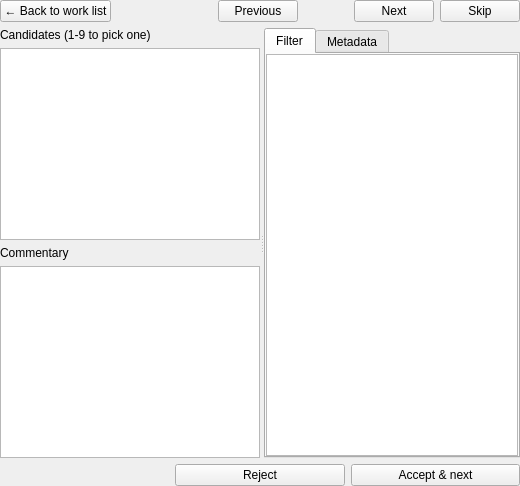
Before: the Qt Designer form src/main/python/ui/worklisttitle.ui in 3ll3d00d/beqdesigner, drawn with Qt 5.
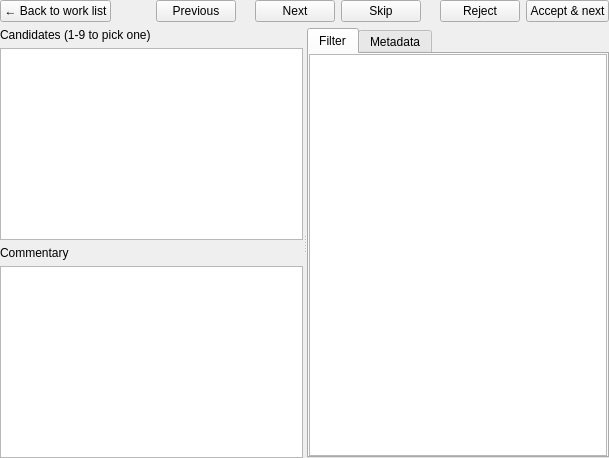
After: the same form once the commit is applied. Custom widgets are drawn as their Qt base class.

Commit message: Unify title controls and scope review navigation to review titles

What changed in the file:
```diff
--- a/src/main/python/ui/worklisttitle.ui
+++ b/src/main/python/ui/worklisttitle.ui
@@ -27,6 +27,13 @@
      <item><widget class="QLabel" name="positionLabel"><property name="text"><string/></property></widget></item>
      <item><widget class="QPushButton" name="nextButton"><property name="toolTip"><string>The next title in the list (Alt+Right)</string></property><property name="text"><string>Next</string></property></widget></item>
      <item><widget class="QPushButton" name="skipButton"><property name="toolTip"><string>Go to the next title waiting for a decision, leaving this one as it is (S)</string></property><property name="text"><string>Skip</string></property></widget></item>
+     <item>
+    <layout class="QHBoxLayout" name="decisionLayout">
+     <item><widget class="QLabel" name="decisionLabel"><property name="wordWrap"><bool>true</bool></property><property name="textFormat"><enum>Qt::PlainText</enum></property><property name="text"><string/></property></widget></item>
+     <item><widget class="QPushButton" name="rejectButton"><property name="toolTip"><string>None of the candidates is right: this title is not published (R)</string></property><property name="text"><string>Reject</string></property></widget></item>
+     <item><widget class="QPushButton" name="acceptButton"><property name="toolTip"><string>Accept the highlighted candidate and go to the next title that needs a decision (A or Enter)</string></property><property name="text"><string>Accept &amp;&amp; next</string></property></widget></item>
+    </layout>
+     </item>
     </layout>
    </item>
    <item>
@@ -72,13 +79,7 @@
      </widget>
     </widget>
    </item>
-   <item>
-    <layout class="QHBoxLayout" name="decisionLayout">
-     <item><widget class="QLabel" name="decisionLabel"><property name="wordWrap"><bool>true</bool></property><property name="textFormat"><enum>Qt::PlainText</enum></property><property name="text"><string/></property></widget></item>
-     <item><widget class="QPushButton" name="rejectButton"><property name="toolTip"><string>None of the candidates is right: this title is not published (R)</string></property><property name="text"><string>Reject</string></property></widget></item>
-     <item><widget class="QPushButton" name="acceptButton"><property name="toolTip"><string>Accept the highlighted candidate and go to the next title that needs a decision (A or Enter)</string></property><property name="text"><string>Accept &amp;&amp; next</string></property></widget></item>
-    </layout>
-   </item>
+
   </layout>
  </widget>
  <customwidgets>
```
The commit also changes 7 other files.
